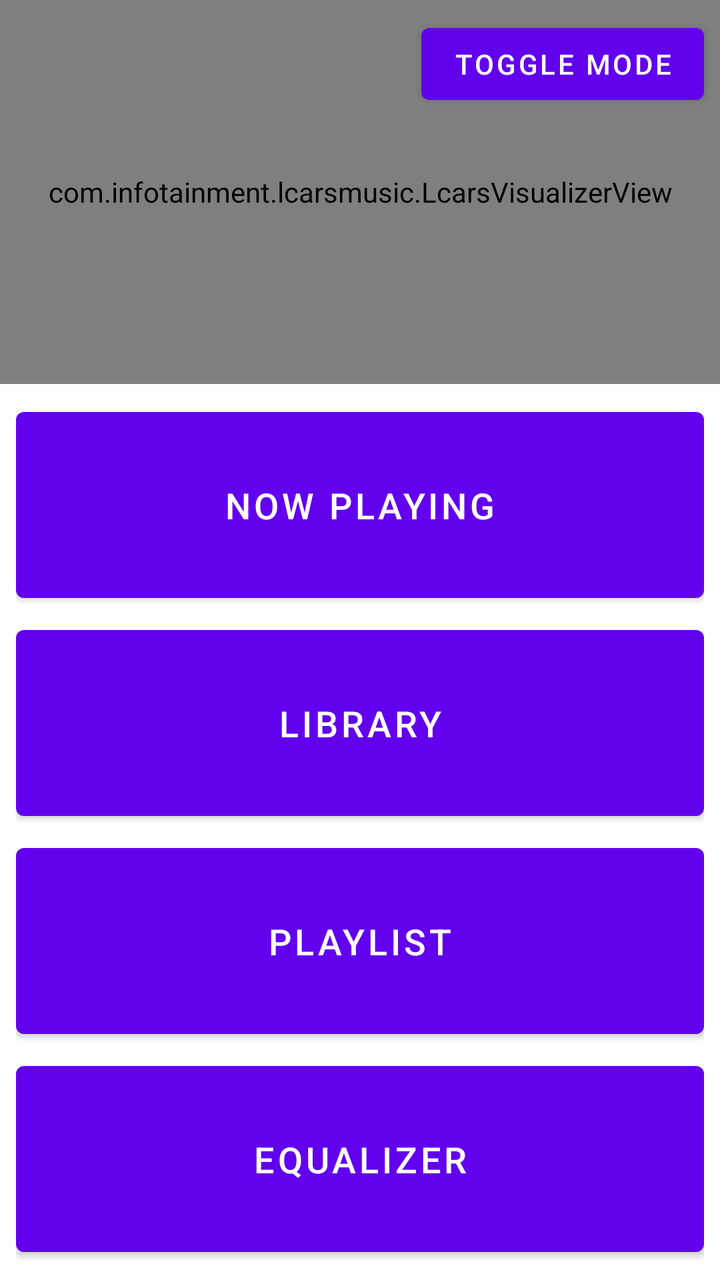
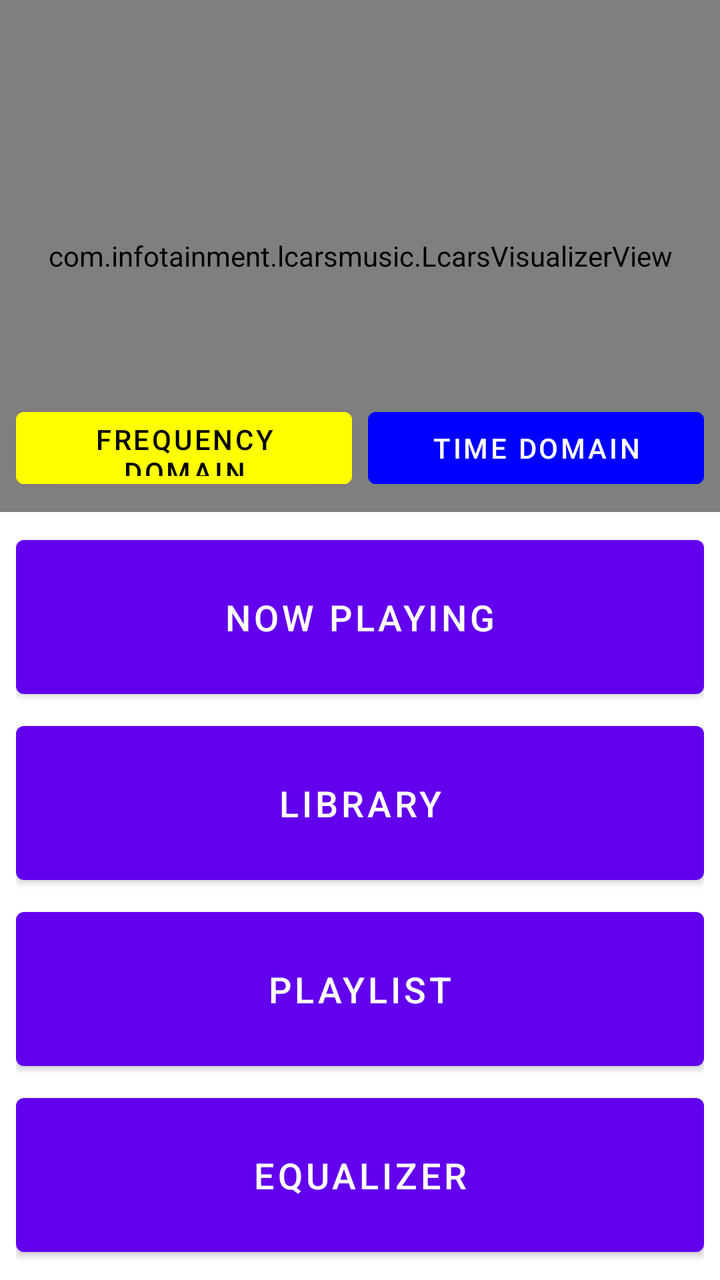

Before-and-after screenshots of an Android layout around one commit, followed by the original layout XML and the change that was made.
<!-- AndroidManifest.xml: application theme Theme.LCARSMusic -->
<!-- res/layout/layout_left_panel.xml -->
<?xml version="1.0" encoding="utf-8"?>
<LinearLayout xmlns:android="http://schemas.android.com/apk/res/android"
    android:layout_width="match_parent"
    android:layout_height="match_parent"
    android:orientation="vertical"
    android:weightSum="1">

    <include
        layout="@layout/layout_visualizer"
        android:layout_width="match_parent"
        android:layout_height="0dp"
        android:layout_weight="0.30" />

    <include
        layout="@layout/layout_navigation_menu"
        android:layout_width="match_parent"
        android:layout_height="0dp"
        android:layout_weight="0.70" />

</LinearLayout>
<!-- res/layout/layout_visualizer.xml (included above) -->
<?xml version="1.0" encoding="utf-8"?>
<FrameLayout xmlns:android="http://schemas.android.com/apk/res/android"
    android:layout_width="match_parent"
    android:layout_height="match_parent"
    android:background="#111111">

    
    <com.infotainment.lcarsmusic.LcarsVisualizerView
        android:id="@+id/visualizer_view"
        android:layout_width="match_parent"
        android:layout_height="match_parent" />

    <Button
        android:id="@+id/btn_toggle_visualizer_mode"
        android:layout_width="wrap_content"
        android:layout_height="wrap_content"
        android:layout_gravity="top|end"
        android:layout_margin="8dp"
        android:minWidth="48dp"
        android:minHeight="48dp"
        android:text="TOGGLE MODE"
        android:textAllCaps="true" />

</FrameLayout>
<!-- res/layout/layout_navigation_menu.xml (included above) -->
<?xml version="1.0" encoding="utf-8"?>
<LinearLayout xmlns:android="http://schemas.android.com/apk/res/android"
    android:layout_width="match_parent"
    android:layout_height="match_parent"
    android:orientation="vertical"
    android:padding="8dp">

    <Button
        android:id="@+id/btn_now_playing"
        android:layout_width="match_parent"
        android:layout_height="0dp"
        android:layout_weight="1"
        android:layout_marginBottom="4dp"
        android:minHeight="48dp"
        android:text="NOW PLAYING"
        android:textAllCaps="true"
        android:textSize="18sp" />

    <Button
        android:id="@+id/btn_library"
        android:layout_width="match_parent"
        android:layout_height="0dp"
        android:layout_weight="1"
        android:layout_marginBottom="4dp"
        android:minHeight="48dp"
        android:text="LIBRARY"
        android:textAllCaps="true"
        android:textSize="18sp" />

    <Button
        android:id="@+id/btn_playlist"
        android:layout_width="match_parent"
        android:layout_height="0dp"
        android:layout_weight="1"
        android:layout_marginBottom="4dp"
        android:minHeight="48dp"
        android:text="PLAYLIST"
        android:textAllCaps="true"
        android:textSize="18sp" />

    <Button
        android:id="@+id/btn_equalizer"
        android:layout_width="match_parent"
        android:layout_height="0dp"
        android:layout_weight="1"
        android:minHeight="48dp"
        android:text="EQUALIZER"
        android:textAllCaps="true"
        android:textSize="18sp" />

</LinearLayout>
<!-- resources referenced by this layout -->
<resources>
  <style name="Theme.LCARSMusic" parent="Theme.MaterialComponents.DayNight.DarkActionBar">
          
          <item name="colorPrimary">@color/purple_500</item>
          <item name="colorPrimaryVariant">@color/purple_700</item>
          <item name="colorOnPrimary">@color/white</item>
          
          <item name="colorSecondary">@color/teal_200</item>
          <item name="colorSecondaryVariant">@color/teal_700</item>
          <item name="colorOnSecondary">@color/black</item>
          
          <item name="android:statusBarColor">?attr/colorPrimaryVariant</item>
          
      </style>
  <color name="purple_500">#FF6200EE</color>
  <color name="purple_700">#FF3700B3</color>
  <color name="white">#FFFFFFFF</color>
  <color name="teal_200">#FF03DAC5</color>
  <color name="teal_700">#FF018786</color>
  <color name="black">#FF000000</color>
</resources>

<!-- the commit's change to res/layout/layout_left_panel.xml (unified diff, before → after) -->
@@ -9,13 +9,13 @@
         layout="@layout/layout_visualizer"
         android:layout_width="match_parent"
         android:layout_height="0dp"
-        android:layout_weight="0.30" />
+        android:layout_weight="0.40" />
 
     <include
         layout="@layout/layout_navigation_menu"
         android:layout_width="match_parent"
         android:layout_height="0dp"
-        android:layout_weight="0.70" />
+        android:layout_weight="0.60" />
 
 </LinearLayout>
 <!-- res/layout/layout_visualizer.xml (included above) -->
@@ -31,16 +31,38 @@
         android:layout_width="match_parent"
         android:layout_height="match_parent" />
 
-    <Button
-        android:id="@+id/btn_toggle_visualizer_mode"
-        android:layout_width="wrap_content"
-        android:layout_height="wrap_content"
-        android:layout_gravity="top|end"
+    <LinearLayout
+        android:id="@+id/layout_visualizer_mode_toggle"
+        android:layout_width="match_parent"
+        android:layout_height="48dp"
+        android:layout_gravity="bottom"
         android:layout_margin="8dp"
-        android:minWidth="48dp"
-        android:minHeight="48dp"
-        android:text="TOGGLE MODE"
-        android:textAllCaps="true" />
+        android:orientation="horizontal">
+
+        <Button
+            android:id="@+id/btn_visualizer_frequency_domain"
+            android:layout_width="0dp"
+            android:layout_height="match_parent"
+            android:layout_weight="1"
+            android:backgroundTint="@color/lcars_visualizer_mode_selected"
+            android:minHeight="48dp"
+            android:text="@string/visualizer_mode_frequency_domain"
+            android:textAllCaps="true"
+            android:textColor="@android:color/black" />
+
+        <Button
+            android:id="@+id/btn_visualizer_time_domain"
+            android:layout_width="0dp"
+            android:layout_height="match_parent"
+            android:layout_marginStart="8dp"
+            android:layout_weight="1"
+            android:backgroundTint="@color/lcars_visualizer_mode_unselected"
+            android:minHeight="48dp"
+            android:text="@string/visualizer_mode_time_domain"
+            android:textAllCaps="true"
+            android:textColor="@android:color/white" />
+
+    </LinearLayout>
 
 </FrameLayout>
 <!-- res/layout/layout_navigation_menu.xml (included above) -->
<!-- resource entries referenced after the edit -->
@@ -1,6 +1,10 @@
 <!-- resources referenced by this layout -->
 <resources>
-  <style name="Theme.LCARSMusic" parent="Theme.MaterialComponents.DayNight.DarkActionBar">
+  <color name="lcars_visualizer_mode_selected">#FFFF00</color>
+  <color name="lcars_visualizer_mode_unselected">#0000FF</color>
+  <string name="visualizer_mode_frequency_domain">FREQUENCY DOMAIN</string>
+  <string name="visualizer_mode_time_domain">TIME DOMAIN</string>
+  <style name="Theme.LCARSMusic" parent="Theme.MaterialComponents.DayNight.NoActionBar">
           
           <item name="colorPrimary">@color/purple_500</item>
           <item name="colorPrimaryVariant">@color/purple_700</item>
